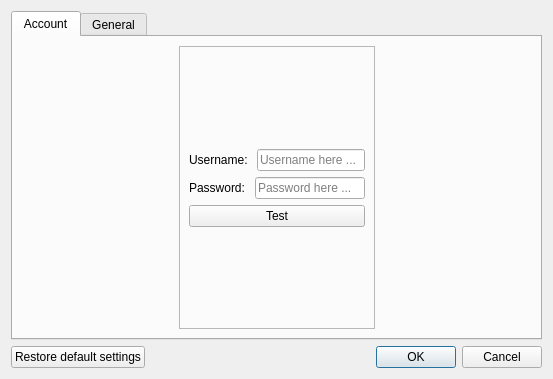
Before: the Qt Designer form src/dialog_settings.ui in KasaiDot/Ouroboros, drawn with Qt 5.
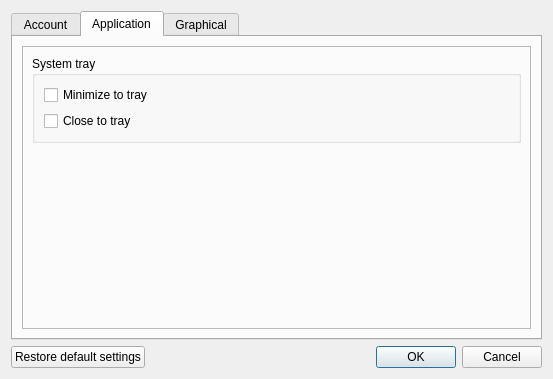
After: the same form once the commit is applied. The open tabs and pages were chosen to show the change. Icons and pictures are not drawn.

Commit message:
Added system tray icon
- Application will only run one instance at a time
- Application now will close/minimize to tray (can be changed in
settings)

```diff
--- a/src/dialog_settings.ui
+++ b/src/dialog_settings.ui
@@ -184,9 +184,80 @@
        </item>
       </layout>
      </widget>
+     <widget class="QWidget" name="tab">
+      <attribute name="title">
+       <string>Application</string>
+      </attribute>
+      <layout class="QHBoxLayout" name="horizontalLayout_14">
+       <item>
+        <widget class="QFrame" name="frame_2">
+         <property name="sizePolicy">
+          <sizepolicy hsizetype="Preferred" vsizetype="Preferred">
+           <horstretch>0</horstretch>
+           <verstretch>0</verstretch>
+          </sizepolicy>
+         </property>
+         <property name="frameShape">
+          <enum>QFrame::StyledPanel</enum>
+         </property>
+         <property name="frameShadow">
+          <enum>QFrame::Raised</enum>
+         </property>
+         <layout class="QVBoxLayout" name="verticalLayout_6">
+          <item>
+           <widget class="QGroupBox" name="groupBox_2">
+            <property name="sizePolicy">
+             <sizepolicy hsizetype="Preferred" vsizetype="Fixed">
+              <horstretch>0</horstretch>
+              <verstretch>0</verstretch>
+             </sizepolicy>
+            </property>
+            <property name="title">
+             <string>System tray</string>
+            </property>
+            <layout class="QHBoxLayout" name="horizontalLayout_15">
+             <item>
+              <layout class="QVBoxLayout" name="verticalLayout_5">
+               <item>
+                <widget class="QCheckBox" name="Application_TrayMinimize">
+                 <property name="text">
+                  <string>Minimize to tray</string>
+                 </property>
+                </widget>
+               </item>
+               <item>
+                <widget class="QCheckBox" name="Application_TrayClose">
+                 <property name="text">
+                  <string>Close to tray</string>
+                 </property>
+                </widget>
+               </item>
+              </layout>
+             </item>
+            </layout>
+           </widget>
+          </item>
+          <item>
+           <spacer name="verticalSpacer_5">
+            <property name="orientation">
+             <enum>Qt::Vertical</enum>
+            </property>
+            <property name="sizeHint" stdset="0">
+             <size>
+              <width>20</width>
+              <height>40</height>
+             </size>
+            </property>
+           </spacer>
+          </item>
+         </layout>
+        </widget>
+       </item>
+      </layout>
+     </widget>
      <widget class="QWidget" name="GeneralSettingsTab">
       <attribute name="title">
-       <string>General</string>
+       <string>Graphical</string>
       </attribute>
       <layout class="QHBoxLayout" name="horizontalLayout_9">
        <item>
```
Left out of the diff: 39 changed lines with no effect on the pictures. The commit also changes 19 other files.
